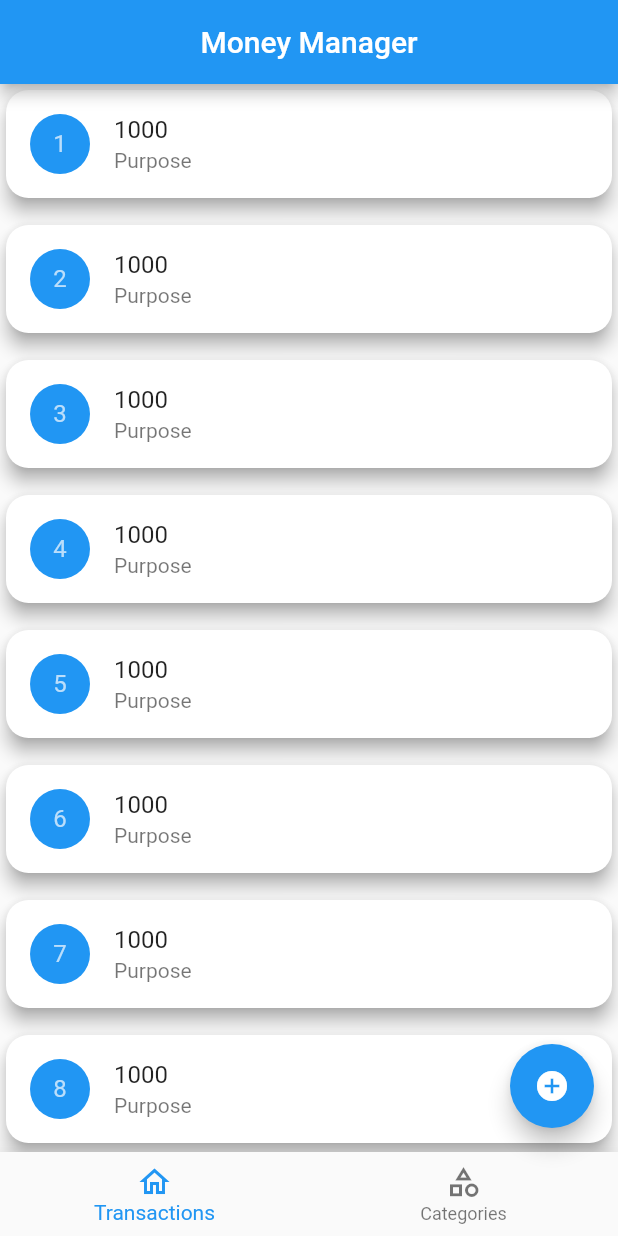
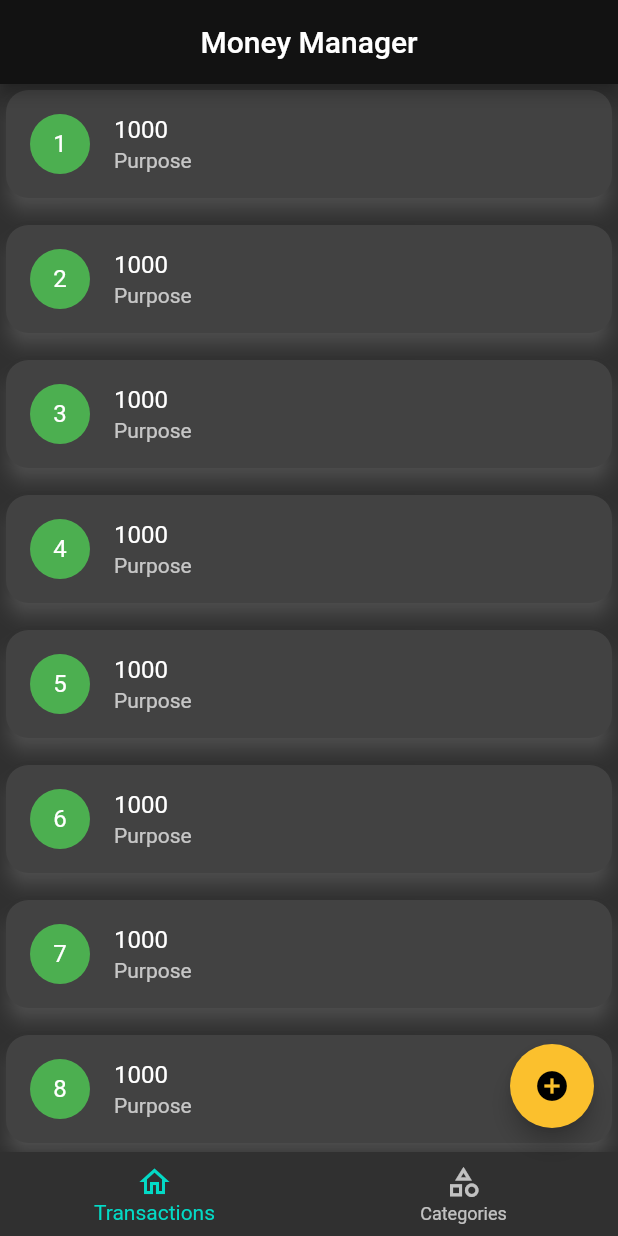
Before and after one commit to gautham227/money_manager, a Flutter app: the screen it shows after launch, on a phone screen of 412 x 824 dp. Run offline on Flutter 3.47's test engine with Material 2 defaults, Android fonts, the phone set to English and light mode, and no system bars; our stand-ins replace hive_flutter; accounts and stored records are empty.

Commit message:
dark_theme_basic

```diff
--- a/lib/main.dart
+++ b/lib/main.dart
@@ -26,10 +26,16 @@ class MyApp extends StatelessWidget {
   @override
   Widget build(BuildContext context) {
     return MaterialApp(
+      // set theme to dark mode,
+      theme: ThemeData(
+        brightness: Brightness.dark,
+        colorScheme: const ColorScheme.dark(),
+        visualDensity: VisualDensity.adaptivePlatformDensity,
+      ),
       title: 'Flutter Demo',
-      theme: ThemeData(
-        primarySwatch: Colors.blue,
-      ),
+      // theme: ThemeData(
+      //   primarySwatch: Colors.blue,
+      // ),
       home: ScreenHome(),
       routes: {
         Addnewtransaction.routeName: (ctx) => Addnewtransaction(),
--- a/lib/screens/category/expense_list.dart
+++ b/lib/screens/category/expense_list.dart
@@ -21,7 +21,9 @@ class ExpenseList extends StatelessWidget {
             child: ListTile(
               title: Text(cat.name!),
               trailing: IconButton(
-                icon: Icon(Icons.delete),
+                icon: Icon(Icons.delete,
+                  color: Color.fromARGB(255, 223, 53, 41),
+              ),
                 onPressed: (){
                 },
               ),
--- a/lib/screens/home/screen_home.dart
+++ b/lib/screens/home/screen_home.dart
@@ -40,6 +40,7 @@ class ScreenHome extends StatelessWidget {
         ),
       ),
       floatingActionButton: FloatingActionButton(
+        backgroundColor: Colors.yellow[700],
         onPressed: (){
           if(index.value==0){
             print("add transaction");
--- a/lib/screens/transactions/screen_transactions.dart
+++ b/lib/screens/transactions/screen_transactions.dart
@@ -19,8 +19,12 @@ class ScreenTransactions extends StatelessWidget {
         ),
         child: ListTile(
           leading: CircleAvatar(
-            backgroundColor: Colors.blue,
-            child: Text("${index+1}"),
+            backgroundColor: Colors.green,
+            child: Text("${index+1}",
+            style: TextStyle(
+              color: Colors.white,
+            ),
+            ),
           ),
           title: Text("1000"),
           subtitle: Text("Purpose")
```
Also changed, not shown: lib/screens/transactions/addnewtransactions.dart (+29 -1 lines).
